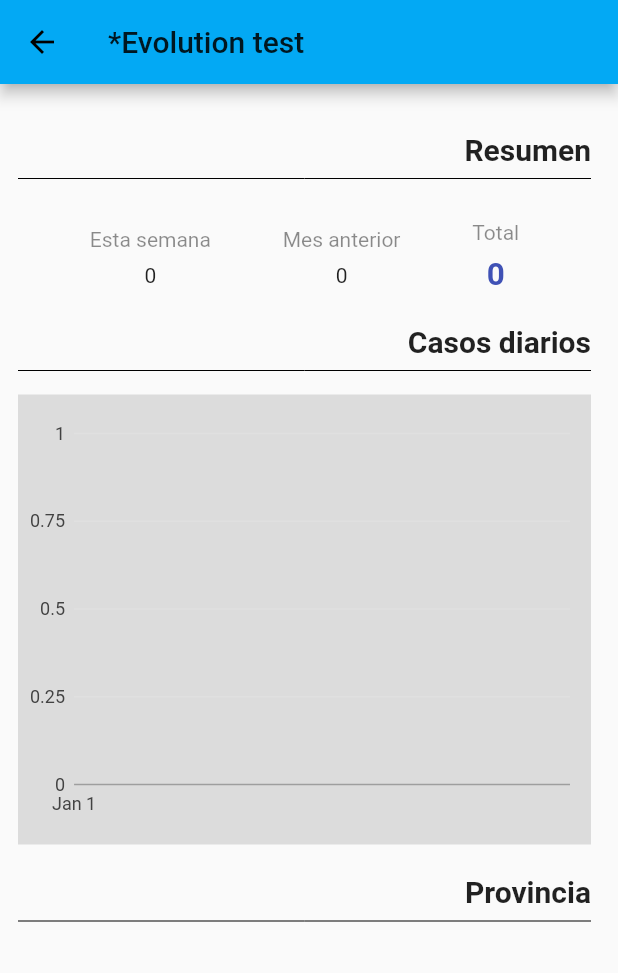
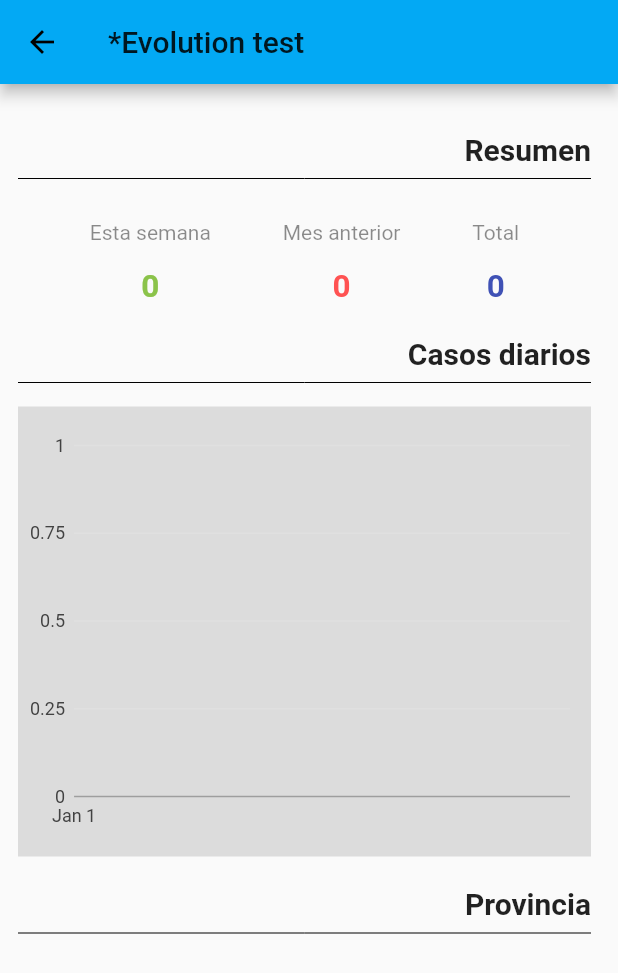
Before and after one commit to Mikaulin/siteica-user, a Flutter app: the EvolutionPage screen opened directly, on a phone screen of 412 x 824 dp. Shown: the top 973 px of the screen. Run offline on Flutter 3.47's test engine with Material 2 defaults, Android fonts, the phone set to English and light mode, and no system bars; our stand-ins replace charts_flutter, flutter_map, geolocator, intro_slider, latlong, sqflite; missing offline and left inert: beacon_broadcast, beacons_plugin, bluetooth_enable, injector, sqflite_migration_service, uuid_enhanced; accounts and stored records are empty; generated files the repository leaves out were written again; statements that could not run were skipped.

Commit message:
Evolution finished.

```diff
--- /dev/null
+++ b/lib/ui/common/linear_evolution.dart
@@ -0,0 +1,6 @@
+class LinearEvolution {
+  final DateTime date;
+  final int total;
+
+  LinearEvolution(this.date, this.total);
+}
--- a/lib/ui/evolution.dart
+++ b/lib/ui/evolution.dart
@@ -5,6 +5,8 @@ import 'package:siteica_user/models/evolution_province_total.dart';
 import 'package:siteica_user/services/evolution_province_service.dart';
 import 'package:siteica_user/services/evolution_service.dart';
 import 'package:charts_flutter/flutter.dart' as charts;
+import 'package:siteica_user/ui/common/linear_evolution.dart';
+
 
 import 'common/title.dart';
 
@@ -38,6 +40,14 @@ class _EvolutionPageState extends State<EvolutionPage> {
       firstDayPrevMonth.millisecondsSinceEpoch,
       lastDayPrevMonth.millisecondsSinceEpoch,
     );
+
+    var firstDayPrevWeek = DateTime(now.year, now.month, now.day)
+        .subtract(Duration(days: now.weekday - 1));
+
+    _lastWeekTotal = await _evolutionService.getTotalBetweenDates(
+      firstDayPrevWeek.millisecondsSinceEpoch,
+      now.millisecondsSinceEpoch,
+    );
   }
 
   _getEvolutionData() async {
@@ -59,8 +69,6 @@ class _EvolutionPageState extends State<EvolutionPage> {
         data: _linearEvolution,
       )
     ];
-
-    setState(() {});
   }
 
   _getDataByProvince() async {
@@ -99,7 +107,7 @@ class _EvolutionPageState extends State<EvolutionPage> {
         ),
       );
     });
-    setState(() {});
+
   }
 
   @override
@@ -131,31 +139,45 @@ class _EvolutionPageState extends State<EvolutionPage> {
                       Column(
                         children: [
                           Padding(
-                            padding: const EdgeInsets.only(bottom: 8.0),
+                            padding: const EdgeInsets.only(bottom: 16.0),
                             child: Text(
                               "Esta semana",
                               style: TextStyle(color: Colors.black45),
                             ),
                           ),
-                          Text("0"),
+                          Text(
+                            _lastWeekTotal.toString(),
+                            style: TextStyle(
+                              color: Colors.lightGreen,
+                              fontSize: 21.0,
+                              fontWeight: FontWeight.bold,
+                            ),
+                          ),
                         ],
                       ),
                       Column(
                         children: [
                           Padding(
-                            padding: const EdgeInsets.only(bottom: 8.0),
+                            padding: const EdgeInsets.only(bottom: 16.0),
                             child: Text(
                               "Mes anterior",
                               style: TextStyle(color: Colors.black45),
                             ),
                           ),
-                          Text(_lastMonthTotal.toString()),
+                          Text(
+                            _lastMonthTotal.toString(),
+                            style: TextStyle(
+                              color: Colors.redAccent,
+                              fontSize: 21.0,
+                              fontWeight: FontWeight.bold,
+                            ),
+                          ),
                         ],
                       ),
                       Column(
                         children: [
                           Padding(
-                            padding: const EdgeInsets.only(bottom: 8.0),
+                            padding: const EdgeInsets.only(bottom: 16.0),
                             child: Text(
                               "Total",
                               style: TextStyle(color: Colors.black45),
@@ -200,10 +222,3 @@ class _EvolutionPageState extends State<EvolutionPage> {
     );
   }
 }
-
-class LinearEvolution {
-  final DateTime date;
-  final int total;
-
-  LinearEvolution(this.date, this.total);
-}
```
